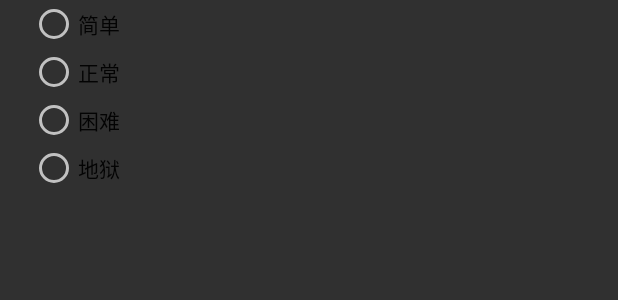
After one commit to yh959577/CatCatch, an Android app: the layout dialog_select_difficult.xml on its own in the app's theme, with its tools: preview values and no code run, on a phone screen of 412 x 824 dp. The commit adds this screen. Shown: the top 300 px of the screen. Run offline under Robolectric (Android 15) with nearby library versions, the phone set to English and light mode, and no system bars.

Commit message:
添加按钮选择

```diff
--- /dev/null
+++ b/app/src/main/res/layout/dialog_select_difficult.xml
@@ -0,0 +1,44 @@
+<?xml version="1.0" encoding="utf-8"?>
+<LinearLayout xmlns:android="http://schemas.android.com/apk/res/android"
+              android:orientation="vertical"
+              android:layout_width="100dp"
+              android:layout_height="match_parent"
+    >
+    <RadioGroup
+        android:id="@+id/radio_group"
+        android:layout_width="wrap_content"
+        android:layout_height="wrap_content"
+        android:layout_gravity="center"
+        android:orientation="vertical"
+        >
+    <RadioButton
+        android:id="@+id/easy"
+        android:layout_width="wrap_content"
+        android:layout_height="wrap_content"
+        android:text="@string/easy"
+        android:textColor="@color/Black"
+        />
+    <RadioButton
+        android:id="@+id/normal"
+        android:layout_width="wrap_content"
+        android:layout_height="wrap_content"
+        android:text="@string/normal"
+        android:textColor="@color/Black"
+        />
+    <RadioButton
+        android:id="@+id/harder"
+        android:layout_width="wrap_content"
+        android:layout_height="wrap_content"
+        android:text="@string/harder"
+        android:textColor="@color/Black"
+        />
+    <RadioButton
+        android:id="@+id/hell"
+        android:layout_width="wrap_content"
+        android:layout_height="wrap_content"
+        android:text="@string/hell"
+        android:textColor="@color/Black"
+        />
+    </RadioGroup>
+
+</LinearLayout>
--- a/app/src/main/res/values/colors.xml
+++ b/app/src/main/res/values/colors.xml
@@ -3,4 +3,5 @@
     <color name="colorPrimary">#3F51B5</color>
     <color name="colorPrimaryDark">#303F9F</color>
     <color name="colorAccent">#FF4081</color>
+    <color name="Black">#030303</color>
 </resources>
--- a/app/src/main/res/values/strings.xml
+++ b/app/src/main/res/values/strings.xml
@@ -1,3 +1,10 @@
 <resources>
     <string name="app_name">Cat</string>
+    <string name="finish_game">退出游戏</string>
+    <string name="reset_blocks">重置路障</string>
+    <string name="select_difficulty">选择难度</string>
+    <string name="easy">简单</string>
+<string name="normal">正常</string>
+<string name="harder">困难</string>
+    <string name="hell">地狱</string>
 </resources>
```
Also changed, not shown: app/src/main/java/com/cc/yh/cat/MainActivity.java (+70 -2 lines), app/src/main/java/com/cc/yh/cat/PlayGround.java (+140 -36 lines), app/src/main/java/com/cc/yh/cat/SelectDialog.java (added, +77 -0 lines), app/src/main/res/layout/activity_main.xml (+37 -9 lines), app/src/main/res/values/styles.xml (+14 -0 lines).
